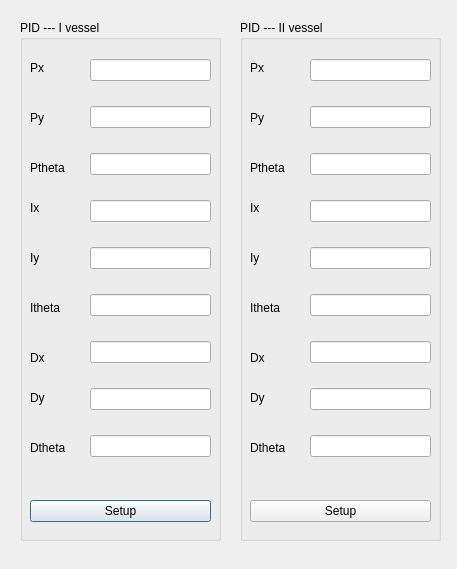
First picture: the form in DPfloatover/QT/dialogsetparameter.ui, repository Forrest-Z/USV-robotics, before the edit.
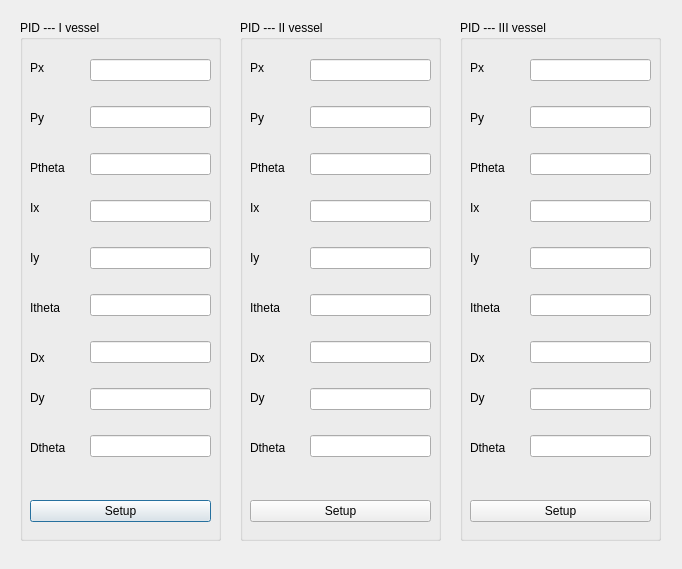
Second picture: the form after the edit.

```diff
--- a/DPfloatover/QT/dialogsetparameter.ui
+++ b/DPfloatover/QT/dialogsetparameter.ui
@@ -6,7 +6,7 @@
    <rect>
     <x>0</x>
     <y>0</y>
-    <width>457</width>
+    <width>682</width>
     <height>569</height>
    </rect>
   </property>
@@ -377,6 +377,188 @@
     </layout>
    </widget>
   </widget>
+  <widget class="QGroupBox" name="groupBox_2">
+   <property name="geometry">
+    <rect>
+     <x>460</x>
+     <y>20</y>
+     <width>201</width>
+     <height>521</height>
+    </rect>
+   </property>
+   <property name="title">
+    <string>PID --- III vessel</string>
+   </property>
+   <widget class="QLabel" name="label_10">
+    <property name="geometry">
+     <rect>
+      <x>10</x>
+      <y>40</y>
+      <width>41</width>
+      <height>16</height>
+     </rect>
+    </property>
+    <property name="text">
+     <string>Px</string>
+    </property>
+   </widget>
+   <widget class="QLabel" name="label_11">
+    <property name="geometry">
+     <rect>
+      <x>10</x>
+      <y>90</y>
+      <width>41</width>
+      <height>16</height>
+     </rect>
+    </property>
+    <property name="text">
+     <string>Py</string>
+    </property>
+   </widget>
+   <widget class="QLabel" name="label_12">
+    <property name="geometry">
+     <rect>
+      <x>10</x>
+      <y>140</y>
+      <width>51</width>
+      <height>16</height>
+     </rect>
+    </property>
+    <property name="text">
+     <string>Ptheta</string>
+    </property>
+   </widget>
+   <widget class="QLabel" name="label_13">
+    <property name="geometry">
+     <rect>
+      <x>10</x>
+      <y>180</y>
+      <width>41</width>
+      <height>16</height>
+     </rect>
+    </property>
+    <property name="text">
+     <string>Ix</string>
+    </property>
+   </widget>
+   <widget class="QLabel" name="label_14">
+    <property name="geometry">
+     <rect>
+      <x>10</x>
+      <y>230</y>
+      <width>41</width>
+      <height>16</height>
+     </rect>
+    </property>
+    <property name="text">
+     <string>Iy</string>
+    </property>
+   </widget>
+   <widget class="QLabel" name="label_15">
+    <property name="geometry">
+     <rect>
+      <x>10</x>
+      <y>280</y>
+      <width>41</width>
+      <height>16</height>
+     </rect>
+    </property>
+    <property name="text">
+     <string>Itheta</string>
+    </property>
+   </widget>
+   <widget class="QLabel" name="label_16">
+    <property name="geometry">
+     <rect>
+      <x>10</x>
+      <y>330</y>
+      <width>41</width>
+      <height>16</height>
+     </rect>
+    </property>
+    <property name="text">
+     <string>Dx</string>
+    </property>
+   </widget>
+   <widget class="QLabel" name="label_17">
+    <property name="geometry">
+     <rect>
+      <x>10</x>
+      <y>370</y>
+      <width>41</width>
+      <height>16</height>
+     </rect>
+    </property>
+    <property name="text">
+     <string>Dy</string>
+    </property>
+   </widget>
+   <widget class="QLabel" name="label_18">
+    <property name="geometry">
+     <rect>
+      <x>10</x>
+      <y>420</y>
+      <width>51</width>
+      <height>16</height>
+     </rect>
+    </property>
+    <property name="text">
+     <string>Dtheta</string>
+    </property>
+   </widget>
+   <widget class="QPushButton" name="GB_III">
+    <property name="geometry">
+     <rect>
+      <x>10</x>
+      <y>480</y>
+      <width>181</width>
+      <height>22</height>
+     </rect>
+    </property>
+    <property name="text">
+     <string>Setup</string>
+    </property>
+   </widget>
+   <widget class="QWidget" name="layoutWidget_2">
+    <property name="geometry">
+     <rect>
+      <x>70</x>
+      <y>20</y>
+      <width>121</width>
+      <height>441</height>
+     </rect>
+    </property>
+    <layout class="QVBoxLayout" name="verticalLayout_3">
+     <item>
+      <widget class="QLineEdit" name="LE_PXIII"/>
+     </item>
+     <item>
+      <widget class="QLineEdit" name="LE_PYIII"/>
+     </item>
+     <item>
+      <widget class="QLineEdit" name="LE_PTHETAIII"/>
+     </item>
+     <item>
+      <widget class="QLineEdit" name="LE_IXIII"/>
+     </item>
+     <item>
+      <widget class="QLineEdit" name="LE_IYIII"/>
+     </item>
+     <item>
+      <widget class="QLineEdit" name="LE_ITHETAIII"/>
+     </item>
+     <item>
+      <widget class="QLineEdit" name="LE_DXIII"/>
+     </item>
+     <item>
+      <widget class="QLineEdit" name="LE_DYIII"/>
+     </item>
+     <item>
+      <widget class="QLineEdit" name="LE_DTHETAIII"/>
+     </item>
+    </layout>
+   </widget>
+  </widget>
  </widget>
  <resources/>
  <connections/>
```
